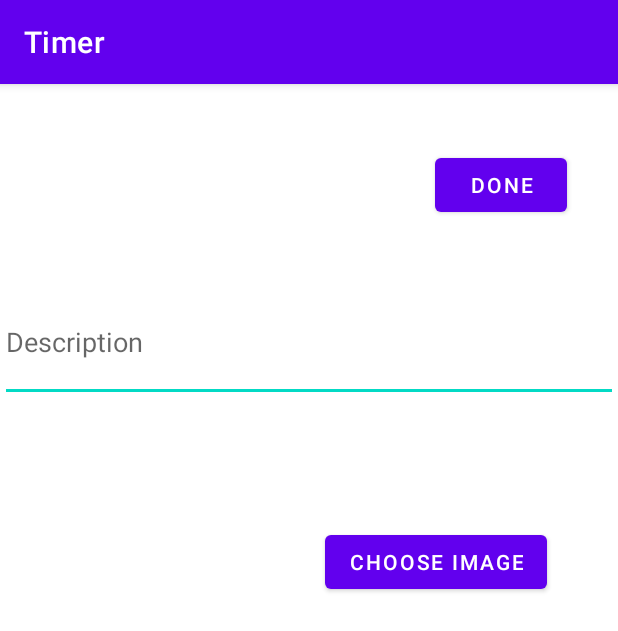
After one commit to Coder-Matheo/new-timer-project, an Android app: the SaveTimeActivity screen opened directly, with no data from a screen before it, on a phone screen of 412 x 824 dp. The commit adds this screen. Shown: the top 631 px of the screen. Run offline under Robolectric (Android 15) with nearby library versions, the phone set to English and light mode, and no system bars.

Commit message:
1. to complete Timer start/reset 2. Create new SaveTimeActivity 3. Allow user to hold Image from device 4. AlertDialog for choose user to stop Timer and jump to SaveTimeActivity

```diff
--- a/app/src/main/AndroidManifest.xml
+++ b/app/src/main/AndroidManifest.xml
@@ -2,6 +2,7 @@
 <manifest xmlns:android="http://schemas.android.com/apk/res/android"
     package="rob.myappcompany.timer">
 
+    <uses-permission android:name="android.permission.READ_EXTERNAL_STORAGE"/>
     <application
         android:allowBackup="true"
         android:icon="@mipmap/ic_launcher"
@@ -9,6 +10,9 @@
         android:roundIcon="@mipmap/ic_launcher_round"
         android:supportsRtl="true"
         android:theme="@style/Theme.Timer">
+        <activity
+            android:name=".SaveTimeActivity"
+            android:exported="true" />
         <activity
             android:name=".MainActivity"
             android:exported="true">
--- /dev/null
+++ b/app/src/main/java/rob/myappcompany/timer/SaveTimeActivity.java
@@ -0,0 +1,111 @@
+package rob.myappcompany.timer;
+
+import androidx.annotation.NonNull;
+import androidx.annotation.Nullable;
+import androidx.appcompat.app.AppCompatActivity;
+import androidx.core.app.ActivityCompat;
+
+import android.Manifest;
+import android.content.Intent;
+import android.content.pm.PackageManager;
+import android.graphics.Bitmap;
+import android.graphics.BitmapFactory;
+import android.net.Uri;
+import android.os.Bundle;
+import android.util.Log;
+import android.view.View;
+import android.widget.Button;
+import android.widget.EditText;
+import android.widget.ImageView;
+import android.widget.TextView;
+import android.widget.Toast;
+
+import java.io.FileNotFoundException;
+import java.io.InputStream;
+
+public class SaveTimeActivity extends AppCompatActivity {
+
+    private static final String TAG = SaveTimeActivity.class.getSimpleName();
+    private static final int REQUEST_CODE_GALLERY = 999;
+
+    private Button doneButton;
+    private Button chooseButton;
+    private EditText descriptionEditText;
+    private ImageView imageView;
+    private TextView timeShowTextView;
+
+
+    @Override
+    protected void onCreate(Bundle savedInstanceState) {
+        super.onCreate(savedInstanceState);
+        setContentView(R.layout.activity_save_time);
+
+        init();
+        choose_add_image();
+
+
+
+
+        Intent intent = getIntent();
+        String i = intent.getStringExtra("timerDataIntent");
+        timeShowTextView.setText(i);
+    }
+
+
+    public void init(){
+        doneButton = findViewById(R.id.doneButton);
+        chooseButton = findViewById(R.id.chooseButton);
+        descriptionEditText = findViewById(R.id.descriptionEditText);
+        imageView = findViewById(R.id.imageView);
+        timeShowTextView = findViewById(R.id.timeShowTextView);
+
+
+
+    }
+
+    private void choose_add_image() {
+        chooseButton.setOnClickListener(new View.OnClickListener() {
+            @Override
+            public void onClick(View view) {
+                ActivityCompat.requestPermissions(SaveTimeActivity.this, new String[]{Manifest.permission.READ_EXTERNAL_STORAGE},
+                        REQUEST_CODE_GALLERY);
+            }
+        });
+    }
+
+
+    @Override
+    public void onRequestPermissionsResult(int requestCode, @NonNull String[] permissions, @NonNull int[] grantResults) {
+        if (requestCode == REQUEST_CODE_GALLERY){
+            if (grantResults.length > 0 && grantResults[0] == PackageManager.PERMISSION_GRANTED){
+                Intent jumpToStorage = new Intent(Intent.ACTION_PICK);
+                jumpToStorage.setType("image/*");
+                startActivityForResult(jumpToStorage, REQUEST_CODE_GALLERY);
+            }else {
+                Toast.makeText(getApplicationContext(), "You don't have Permission", Toast.LENGTH_LONG).show();
+            }
+            return;
+        }
+        super.onRequestPermissionsResult(requestCode, permissions, grantResults);
+    }
+
+    @Override
+    protected void onActivityResult(int requestCode, int resultCode, @Nullable Intent data) {
+        if (requestCode == REQUEST_CODE_GALLERY && resultCode == RESULT_OK && data != null){
+            Uri uri = data.getData();
+
+            try {
+                InputStream inputStream = getContentResolver().openInputStream(uri);
+
+
+                Bitmap bitmap = BitmapFactory.decodeStream(inputStream);
+                imageView.setImageBitmap(bitmap);
+            }catch (FileNotFoundException e){
+                e.printStackTrace();
+            }
+        }
+
+
+        super.onActivityResult(requestCode, resultCode, data);
+    }
+}
--- a/app/src/main/java/rob/myappcompany/timer/TimeModel.java
+++ /dev/null
@@ -1,6 +0,0 @@
-package rob.myappcompany.timer;
-
-public class TimeModel {
-
-
-}
--- /dev/null
+++ b/app/src/main/res/layout/activity_save_time.xml
@@ -0,0 +1,73 @@
+<?xml version="1.0" encoding="utf-8"?>
+<androidx.constraintlayout.widget.ConstraintLayout xmlns:android="http://schemas.android.com/apk/res/android"
+    xmlns:app="http://schemas.android.com/apk/res-auto"
+    xmlns:tools="http://schemas.android.com/tools"
+    android:layout_width="match_parent"
+    android:layout_height="match_parent"
+    tools:context=".SaveTimeActivity">
+
+    <Button
+        android:id="@+id/chooseButton"
+        android:layout_width="wrap_content"
+        android:layout_height="wrap_content"
+        android:text="Choose Image"
+        app:layout_constraintBottom_toBottomOf="parent"
+        app:layout_constraintEnd_toEndOf="parent"
+        app:layout_constraintHorizontal_bias="0.82"
+        app:layout_constraintStart_toStartOf="parent"
+        app:layout_constraintTop_toTopOf="parent"
+        app:layout_constraintVertical_bias="0.409" />
+
+    <ImageView
+        android:id="@+id/imageView"
+        android:layout_width="wrap_content"
+        android:layout_height="wrap_content"
+        android:maxHeight="100dp"
+        android:maxWidth="100dp"
+        android:layout_marginStart="16dp"
+        android:layout_marginTop="54dp"
+        android:layout_marginBottom="372dp"
+        app:layout_constraintBottom_toBottomOf="parent"
+        app:layout_constraintStart_toStartOf="parent"
+        app:layout_constraintTop_toBottomOf="@+id/descriptionEditText"
+        tools:srcCompat="@tools:sample/avatars" />
+
+    <Button
+        android:id="@+id/doneButton"
+        android:layout_width="wrap_content"
+        android:layout_height="wrap_content"
+        android:layout_marginTop="43dp"
+        android:layout_marginEnd="34dp"
+        android:text="Done"
+        app:layout_constraintEnd_toEndOf="parent"
+        app:layout_constraintTop_toTopOf="parent" />
+
+    <EditText
+        android:id="@+id/descriptionEditText"
+        android:layout_width="0dp"
+        android:layout_height="wrap_content"
+        android:layout_marginTop="132dp"
+        android:ems="10"
+        android:hint="Description"
+        android:inputType="textLongMessage|textPersonName"
+        android:minHeight="80dp"
+        app:layout_constraintEnd_toEndOf="parent"
+        app:layout_constraintHorizontal_bias="0.0"
+        app:layout_constraintStart_toStartOf="parent"
+        app:layout_constraintTop_toTopOf="parent" />
+
+    <TextView
+        android:id="@+id/timeShowTextView"
+        android:layout_width="152dp"
+        android:layout_height="51dp"
+        android:layout_marginStart="2dp"
+        android:layout_marginTop="56dp"
+        android:gravity="center_horizontal|center_vertical"
+        android:text="TextView"
+        android:textSize="24sp"
+        app:layout_constraintEnd_toStartOf="@+id/doneButton"
+        app:layout_constraintHorizontal_bias="0.61"
+        app:layout_constraintStart_toStartOf="parent"
+        app:layout_constraintTop_toTopOf="parent" />
+
+</androidx.constraintlayout.widget.ConstraintLayout>
--- a/app/src/main/res/values/strings.xml
+++ b/app/src/main/res/values/strings.xml
@@ -1,3 +1,5 @@
 <resources>
     <string name="app_name">Timer</string>
+    <string name="alertTitle">Save Message</string>
+    <string name="alertMessage">Do you want save Time ?</string>
 </resources>
```
Also changed, not shown: app/src/main/java/rob/myappcompany/timer/MainActivity.java (+60 -21 lines), app/src/main/java/rob/myappcompany/timer/TimeAbteil.java (added, +37 -0 lines), app/src/main/res/drawable/ic_baseline_save_24.xml (added, +10 -0 lines), app/src/main/res/layout/activity_main.xml (+16 -17 lines).
